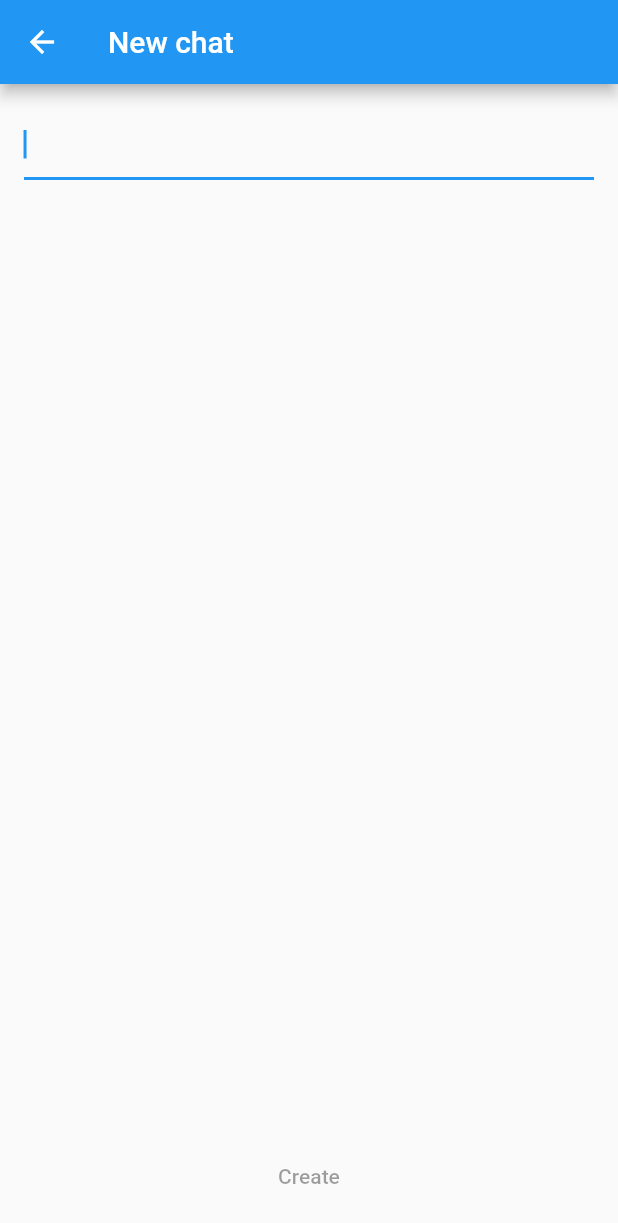
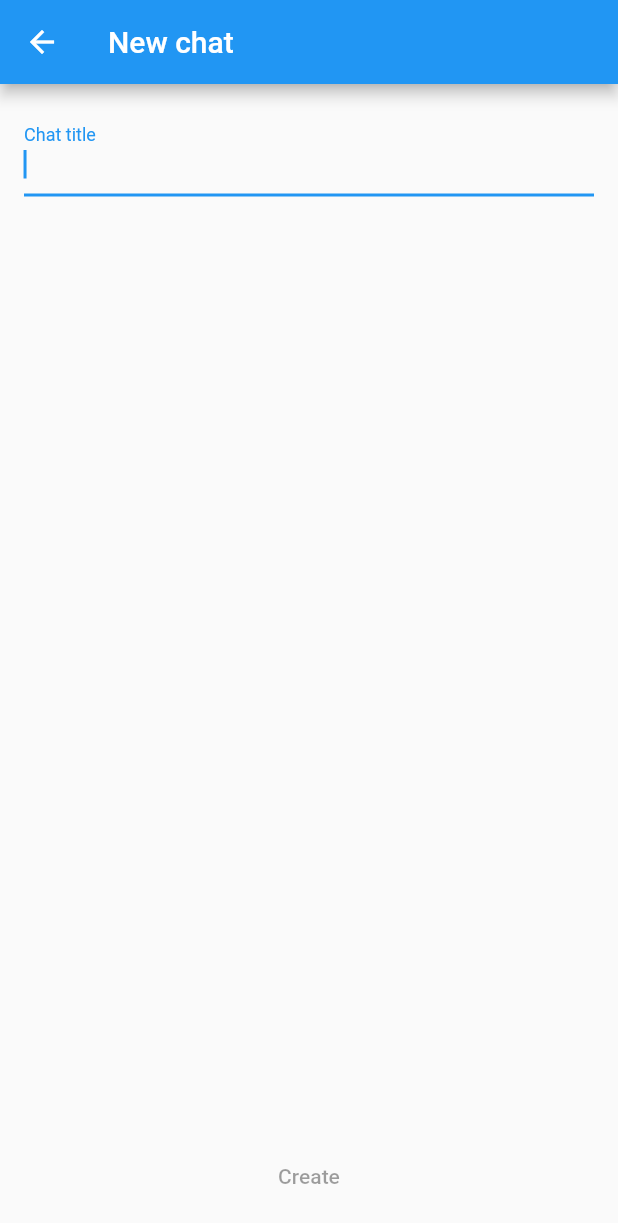
Before and after one commit to lesnitsky/flutter_firebase_chat, a Flutter app: the NewChatScreen screen opened directly, on a phone screen of 412 x 824 dp. Shown: the top 1223 px of the screen. Run offline on Flutter 3.47's test engine with Material 2 defaults, Android fonts, the phone set to English and light mode, and no system bars.

Commit message:
add label

```diff
--- a/lib/screens/new_chat_screen.dart
+++ b/lib/screens/new_chat_screen.dart
@@ -14,6 +14,7 @@ class NewChatScreen extends StatelessWidget {
             Expanded(
               child: TextField(
                 autofocus: true,
+                decoration: InputDecoration(labelText: 'Chat title'),
               ),
             ),
             FlatButton(
```
